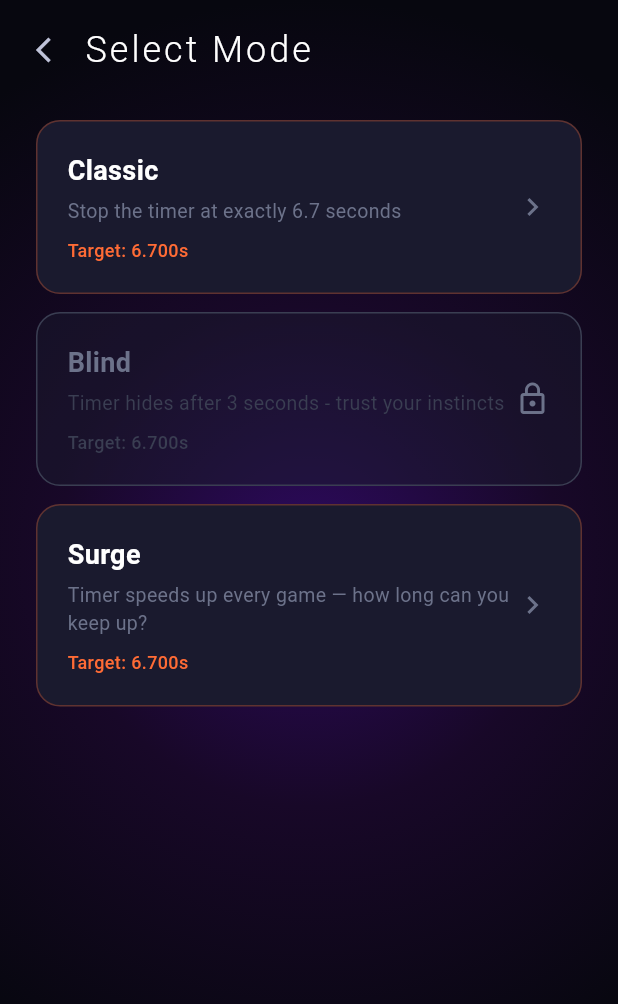
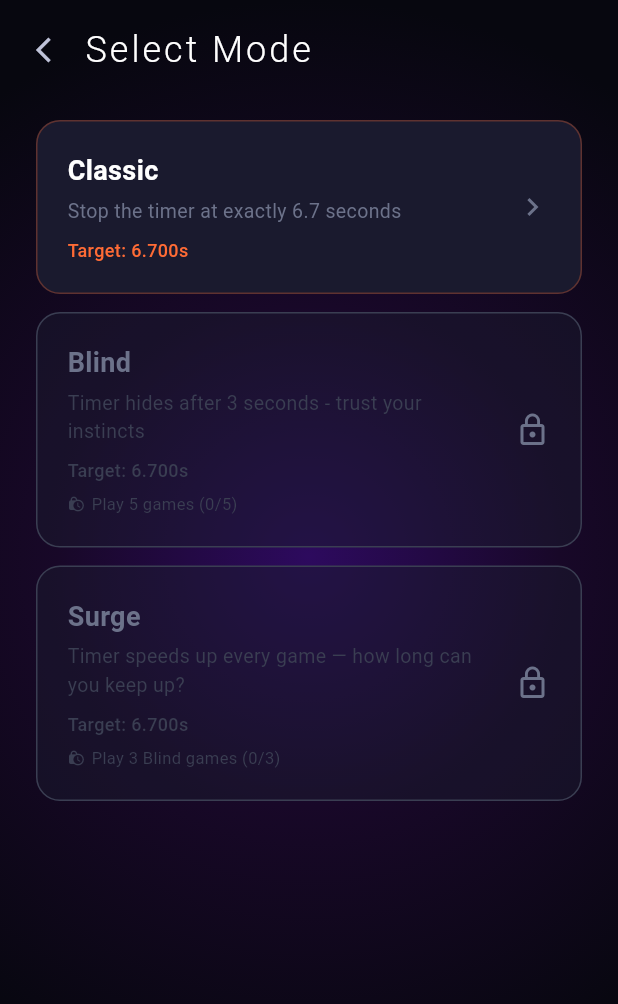
Before and after one commit to Arnon-E/67Games, a Flutter app: the ModeSelectScreen screen opened directly, on a phone screen of 412 x 824 dp. Shown: the top 1004 px of the screen. Run offline on Flutter 3.47's test engine with Material 3 defaults, Android fonts, the phone set to English and light mode, and no system bars; our stand-ins replace audioplayers, cloud_firestore, firebase_auth, firebase_core, flutter_tts, google_mobile_ads and 4 more; missing offline and left inert: haptic_feedback; accounts and stored records are empty.

Commit message:
Resolve conflicts: incorporate main branch changes (PR #2)
Co-authored-by: Arnon-E <55824081+Arnon-E@users.noreply.github.com>

```diff
--- a/stop_at_67/lib/engine/constants.dart
+++ b/stop_at_67/lib/engine/constants.dart
@@ -29,7 +29,7 @@ const Map<String, GameMode> kGameModes = {
     displayTarget: '6.700s',
     description: 'Timer hides after 3 seconds - trust your instincts',
     blindAfterMs: 3000,
-    unlockCondition: UnlockCondition(type: 'games_played', value: 10),
+    unlockCondition: UnlockCondition(type: 'games_played', value: 5),
   ),
   'reverse': GameMode(
     id: 'reverse',
@@ -65,7 +65,7 @@ const Map<String, GameMode> kGameModes = {
     targetMs: 6700,
     displayTarget: '6.700s',
     description: 'Timer speeds up every game — how long can you keep up?',
-    unlockCondition: UnlockCondition(type: 'games_played', value: 0),
+    unlockCondition: UnlockCondition(type: 'mode_games_played', modeId: 'blind', value: 3),
   ),
 };
 
--- a/stop_at_67/lib/engine/types.dart
+++ b/stop_at_67/lib/engine/types.dart
@@ -95,6 +95,7 @@ class PlayerStats {
   final int averageDeviation;
   final int totalXp;
   final int level;
+  final Map<String, int> modeGamesPlayed;
 
   const PlayerStats({
     required this.totalGames,
@@ -106,6 +107,7 @@ class PlayerStats {
     required this.averageDeviation,
     required this.totalXp,
     required this.level,
+    this.modeGamesPlayed = const {},
   });
 
   PlayerStats copyWith({
@@ -118,6 +120,7 @@ class PlayerStats {
     int? averageDeviation,
     int? totalXp,
     int? level,
+    Map<String, int>? modeGamesPlayed,
   }) {
     return PlayerStats(
       totalGames: totalGames ?? this.totalGames,
@@ -129,6 +132,7 @@ class PlayerStats {
       averageDeviation: averageDeviation ?? this.averageDeviation,
       totalXp: totalXp ?? this.totalXp,
       level: level ?? this.level,
+      modeGamesPlayed: modeGamesPlayed ?? this.modeGamesPlayed,
     );
   }
 
@@ -142,6 +146,7 @@ class PlayerStats {
     'averageDeviation': averageDeviation,
     'totalXp': totalXp,
     'level': level,
+    'modeGamesPlayed': modeGamesPlayed,
   };
 
   factory PlayerStats.fromJson(Map<String, dynamic> json) => PlayerStats(
@@ -157,6 +162,10 @@ class PlayerStats {
     averageDeviation: (json['averageDeviation'] as num?)?.toInt() ?? 0,
     totalXp: (json['totalXp'] as num?)?.toInt() ?? 0,
     level: (json['level'] as num?)?.toInt() ?? 1,
+    modeGamesPlayed: (json['modeGamesPlayed'] as Map<String, dynamic>?)?.map(
+          (k, v) => MapEntry(k, (v as num).toInt()),
+        ) ??
+        {},
   );
 }
 
--- a/stop_at_67/lib/screens/mode_select_screen.dart
+++ b/stop_at_67/lib/screens/mode_select_screen.dart
@@ -38,6 +38,7 @@ class ModeSelectScreen extends StatelessWidget {
                     return ModeCard(
                       mode: mode,
                       isLocked: locked,
+                      stats: gs.stats,
                       onTap: () {
                         gs.selectMode(mode.id);
                         gs.startCountdown();
--- a/stop_at_67/lib/widgets/mode_card.dart
+++ b/stop_at_67/lib/widgets/mode_card.dart
@@ -1,18 +1,21 @@
 import 'package:flutter/material.dart';
 import '../l10n/app_localizations.dart';
 import '../engine/types.dart';
+import '../engine/constants.dart';
 import '../theme/app_colors.dart';
 
 class ModeCard extends StatelessWidget {
   final GameMode mode;
   final bool isLocked;
   final VoidCallback? onTap;
+  final PlayerStats? stats;
 
   const ModeCard({
     super.key,
     required this.mode,
     this.isLocked = false,
     this.onTap,
+    this.stats,
   });
 
   String _localName(AppLocalizations l10n) {
@@ -41,9 +44,46 @@ class ModeCard extends StatelessWidget {
     };
   }
 
+  String? _unlockLabel() {
+    final condition = mode.unlockCondition;
+    if (condition == null) return null;
+    switch (condition.type) {
+      case 'games_played':
+        return 'Play ${condition.value} games';
+      case 'mode_games_played':
+        final modeName = kGameModes[condition.modeId]?.name ?? condition.modeId ?? '';
+        return 'Play ${condition.value} $modeName games';
+      case 'score':
+        final modeName = kGameModes[condition.modeId]?.name ?? condition.modeId ?? '';
+        return 'Score ${condition.value}+ in $modeName';
+      default:
+        return null;
+    }
+  }
+
+  String? _unlockProgress() {
+    final s = stats;
+    final condition = mode.unlockCondition;
+    if (s == null || condition == null || !isLocked) return null;
+    switch (condition.type) {
+      case 'games_played':
+        return '${s.totalGames}/${condition.value}';
+      case 'mode_games_played':
+        final current = s.modeGamesPlayed[condition.modeId ?? ''] ?? 0;
+        return '$current/${condition.value}';
+      case 'score':
+        final current = s.bestScores[condition.modeId ?? ''] ?? 0;
+        return '$current/${condition.value}';
+      default:
+        return null;
+    }
+  }
+
   @override
   Widget build(BuildContext context) {
     final l10n = AppLocalizations.of(context);
+    final unlockLabel = _unlockLabel();
+    final progress = _unlockProgress();
 
     return GestureDetector(
       onTap: isLocked ? null : onTap,
@@ -93,9 +133,36 @@ class ModeCard extends StatelessWidget {
                       fontWeight: FontWeight.w500,
                     ),
                   ),
+                  if (unlockLabel != null) ...[
+                    const SizedBox(height: 6),
+                    Row(
+                      children: [
+                        Icon(
+                          isLocked ? Icons.lock_clock : Icons.info_outline,
+                          size: 12,
+                          color: isLocked
+                              ? AppColors.textHint
+                              : AppColors.textDisabled.withValues(alpha: 0.6),
+                        ),
+                        const SizedBox(width: 4),
+                        Text(
+                          isLocked && progress != null
+                              ? '$unlockLabel ($progress)'
+                              : unlockLabel,
+                          style: TextStyle(
+                            fontSize: 11,
+                            color: isLocked
+                                ? AppColors.textHint
+                                : AppColors.textDisabled.withValues(alpha: 0.6),
+                          ),
+                        ),
+                      ],
+                    ),
+                  ],
                 ],
               ),
             ),
+            const SizedBox(width: 8),
             if (isLocked)
               const Icon(Icons.lock_outline, color: AppColors.textDisabled, size: 24)
             else
```
Also changed, not shown: stop_at_67/lib/engine/progression.dart (+14 -0 lines), stop_at_67/lib/screens/playing_screen.dart (+9 -4 lines), stop_at_67/lib/screens/results_screen.dart (+8 -3 lines), stop_at_67/lib/state/game_state.dart (+11 -5 lines), stop_at_67/lib/widgets/stop_button.dart (+1 -8 lines), stop_at_67/lib/widgets/timer_display.dart (+9 -1 lines), stop_at_67/pubspec.yaml (+8 -1 lines), appIcon_512.png (added), stop_at_67/pubspec.lock, 6 other files.
